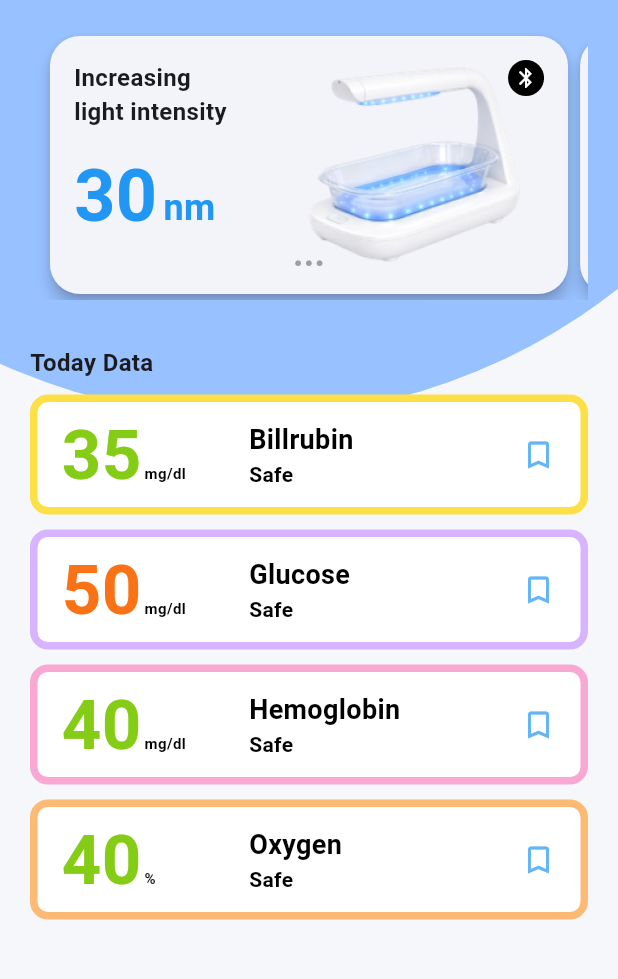
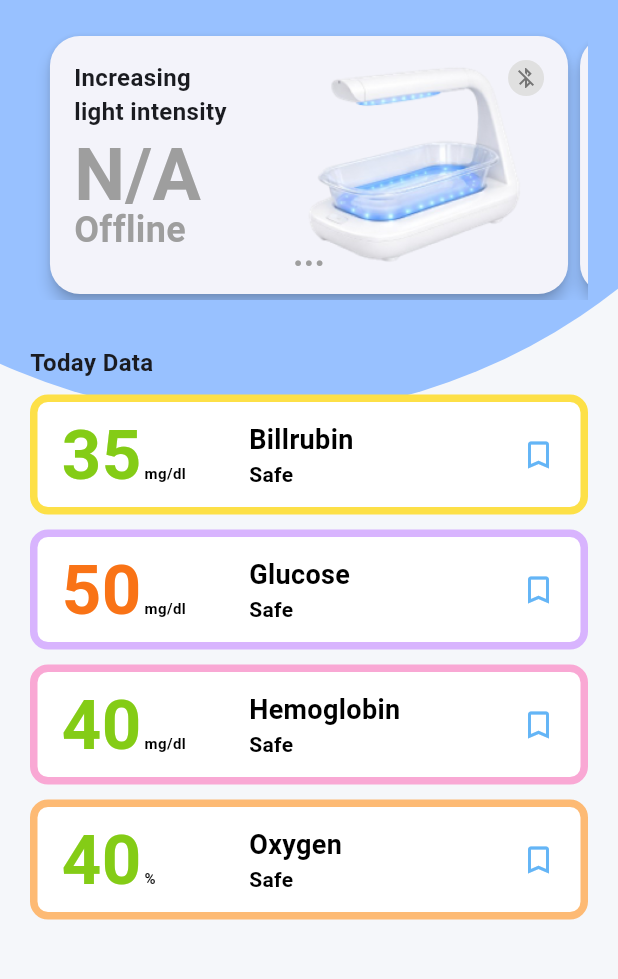
Before and after one commit to tanaratsaehia/children_healthcare_mobile, a Flutter app: the HomePage screen opened directly, on a phone screen of 412 x 824 dp, the part 93-1072 px from its top. Run offline on Flutter 3.47's test engine with Material 3 defaults, Android fonts, the phone set to English and light mode, and no system bars; our stand-ins replace flutter_blue_plus, flutter_riverpod.

Commit message:
add real bluetooth feature

```diff
--- a/lib/ui/history/history_page.dart
+++ b/lib/ui/history/history_page.dart
@@ -34,10 +34,8 @@ class HealthRules {
     // Currently, using a universal rule for the mockup.
     // You can split this into 'if (factorName == "Bilirubin") { ... }' later.
     if (value < 40) return const Color(0xFF7ED321); // Normal (Green)
-    if (value < 60)
-      return const Color.fromARGB(255, 212, 195, 10); // Stage 1 (Yellow)
-    if (value < 80)
-      return const Color.fromARGB(255, 254, 157, 0); // Stage 2 (Orange)
+    if (value < 60) return const Color.fromARGB(255, 212, 195, 10); // Stage 1 (Yellow)
+    if (value < 80) return const Color.fromARGB(255, 254, 157, 0); // Stage 2 (Orange)
     return const Color(0xFFD0021B); // Stage 3 (Red)
   }
 
--- a/lib/ui/home/home_page.dart
+++ b/lib/ui/home/home_page.dart
@@ -7,6 +7,8 @@ import '../notifications/notification_page.dart';
 import '../notifications/generic_alert_page.dart'; // Import generalized page
 import 'widgets/device_card.dart';
 import 'widgets/data_row_card.dart';
+import '../../state/bluetooth_state.dart';
+import 'bluetooth_connection_page.dart';
 
 class HomePage extends ConsumerStatefulWidget {
   const HomePage({super.key});
@@ -110,6 +112,9 @@ class _HomePageState extends ConsumerState<HomePage> {
   @override
   Widget build(BuildContext context) {
     final screenWidth = MediaQuery.of(context).size.width;
+    final bluetoothState = ref.watch(bluetoothProvider);
+    final phototherapyState = bluetoothState.phototherapy;
+    final wristbandState = bluetoothState.wristband;
 
     return Scaffold(
       backgroundColor: const Color(0xFFF5F7FA),
@@ -220,30 +225,49 @@ class _HomePageState extends ConsumerState<HomePage> {
                         ),
                         const SizedBox(height: 20),
 
-                        // Horizontal Slider for Devices
                         SizedBox(
                           height: 180,
                           child: PageView(
                             controller: PageController(viewportFraction: 0.95),
-                            children: const [
+                            children: [
                               DeviceCard(
                                 title: "Increasing\nlight intensity",
-                                value: "30",
-                                unit: "nm",
+                                value: phototherapyState.isConnected ? phototherapyState.mainValue : "30",
+                                unit: phototherapyState.isConnected ? phototherapyState.unit : "nm",
                                 deviceName: "Phototherapy",
                                 imagePath: 'assets/images/phototherapy.png',
                                 imageWidth: 150,
                                 imageBottom: -15,
                                 imageRight: 10,
+                                isConnected: phototherapyState.isConnected,
+                                onTap: () {
+                                  Navigator.push(
+                                    context,
+                                    MaterialPageRoute(
+                                      builder: (context) => const BluetoothConnectionPage(deviceType: "Phototherapy"),
+                                    ),
+                                  );
+                                },
                               ),
                               DeviceCard(
-                                title: "NEOLA wristband\n068-1",
+                                title: wristbandState.isConnected
+                                    ? "NEOLA wristband\n${wristbandState.deviceName.replaceAll('NEOLA-Wristband-', '')}"
+                                    : "NEOLA wristband",
                                 value: "68%",
                                 unit: "17hr life",
                                 deviceName: "Neola",
                                 imagePath: 'assets/images/neola_band.png',
                                 imageWidth: 230,
                                 imageTop: 45,
+                                isConnected: wristbandState.isConnected,
+                                onTap: () {
+                                  Navigator.push(
+                                    context,
+                                    MaterialPageRoute(
+                                      builder: (context) => const BluetoothConnectionPage(deviceType: "Wristband"),
+                                    ),
+                                  );
+                                },
                               ),
                             ],
                           ),
--- a/lib/ui/home/widgets/device_card.dart
+++ b/lib/ui/home/widgets/device_card.dart
@@ -12,6 +12,8 @@ class DeviceCard extends StatelessWidget {
   final double? imageBottom;
   final double? imageLeft;
   final double? imageRight;
+  final bool isConnected;
+  final VoidCallback? onTap;
 
   const DeviceCard({
     super.key,
@@ -26,13 +28,26 @@ class DeviceCard extends StatelessWidget {
     this.imageBottom,
     this.imageLeft,
     this.imageRight,
+    this.isConnected = false,
+    this.onTap,
   });
 
   @override
   Widget build(BuildContext context) {
     bool isNeola = deviceName == "Neola";
 
-    return Card(
+    String displayValue = isConnected ? value : "N/A";
+    String displayUnit = isConnected ? unit : "Offline";
+    Color valueColor = isConnected
+        ? (isNeola ? const Color(0xFF65B700) : Colors.blue)
+        : Colors.grey;
+    Color unitColor = isConnected
+        ? (isNeola ? Colors.black : Colors.blue)
+        : Colors.grey;
+
+    return GestureDetector(
+      onTap: onTap,
+      child: Card(
         elevation: 4,
         shape: RoundedRectangleBorder(borderRadius: BorderRadius.circular(20)),
       child: Padding(
@@ -73,13 +88,13 @@ class DeviceCard extends StatelessWidget {
                   const SizedBox(width: 8),
                   Container(
                     padding: const EdgeInsets.all(4),
-                    decoration: const BoxDecoration(
-                      color: Colors.black,
+                    decoration: BoxDecoration(
+                      color: isConnected ? Colors.blue : Colors.grey.shade300,
                       shape: BoxShape.circle,
                     ),
-                    child: const Icon(
-                      Icons.bluetooth,
-                      color: Colors.white,
+                    child: Icon(
+                      isConnected ? Icons.bluetooth_connected : Icons.bluetooth_disabled,
+                      color: isConnected ? Colors.white : Colors.grey.shade600,
                       size: 16,
                     ),
                   ),
@@ -98,20 +113,45 @@ class DeviceCard extends StatelessWidget {
                       crossAxisAlignment: CrossAxisAlignment.end,
                       children: [
                         Text(
-                          value,
-                          style: const TextStyle(
+                          displayValue,
+                          style: TextStyle(
                             fontSize: 38,
                             fontWeight: FontWeight.bold,
-                            color: Color(0xFF65B700),
+                            color: valueColor,
                             height: 1.0,
                           ),
                         ),
                         Text(
-                          unit,
-                          style: const TextStyle(
+                          displayUnit,
+                          style: TextStyle(
                             fontSize: 22,
                             fontWeight: FontWeight.bold,
-                            color: Colors.black,
+                            color: unitColor,
+                            height: 1.0,
+                          ),
+                        ),
+                      ],
+                    )
+                  : (!isConnected
+                      ? Column(
+                          mainAxisSize: MainAxisSize.min,
+                          crossAxisAlignment: CrossAxisAlignment.start,
+                          children: [
+                            Text(
+                              displayValue,
+                              style: TextStyle(
+                                fontSize: 48,
+                                fontWeight: FontWeight.bold,
+                                color: valueColor,
+                                height: 1.0,
+                              ),
+                            ),
+                            Text(
+                              displayUnit,
+                              style: TextStyle(
+                                fontSize: 24,
+                                fontWeight: FontWeight.bold,
+                                color: unitColor,
                                 height: 1.0,
                               ),
                             ),
@@ -122,24 +162,24 @@ class DeviceCard extends StatelessWidget {
                           textBaseline: TextBaseline.alphabetic,
                           children: [
                             Text(
-                          value,
-                          style: const TextStyle(
+                              displayValue,
+                              style: TextStyle(
                                 fontSize: 48,
                                 fontWeight: FontWeight.bold,
-                            color: Colors.blue,
+                                color: valueColor,
                               ),
                             ),
                             const SizedBox(width: 4),
                             Text(
-                          unit,
-                          style: const TextStyle(
+                              displayUnit,
+                              style: TextStyle(
                                 fontSize: 24,
                                 fontWeight: FontWeight.bold,
-                            color: Colors.blue,
+                                color: unitColor,
                               ),
                             ),
                           ],
-                    ),
+                        )),
             ),
 
             // The dots at the bottom
@@ -162,6 +202,7 @@ class DeviceCard extends StatelessWidget {
           ],
         ),
       ),
+      ),
     );
   }
 }
--- a/pubspec.yaml
+++ b/pubspec.yaml
@@ -36,6 +36,8 @@ dependencies:
   cupertino_icons: ^1.0.8
   flutter_riverpod: ^3.3.1
   intl: ^0.20.2
+  flutter_blue_plus: ^1.30.0
+  permission_handler: ^11.3.0
 
 dev_dependencies:
   flutter_test:
```
Also changed, not shown: lib/state/bluetooth_state.dart (added, +197 -0 lines), lib/ui/home/bluetooth_connection_page.dart (added, +335 -0 lines), pubspec.lock, 14 other files. Lines whose indentation alone changed are shown as unchanged.
